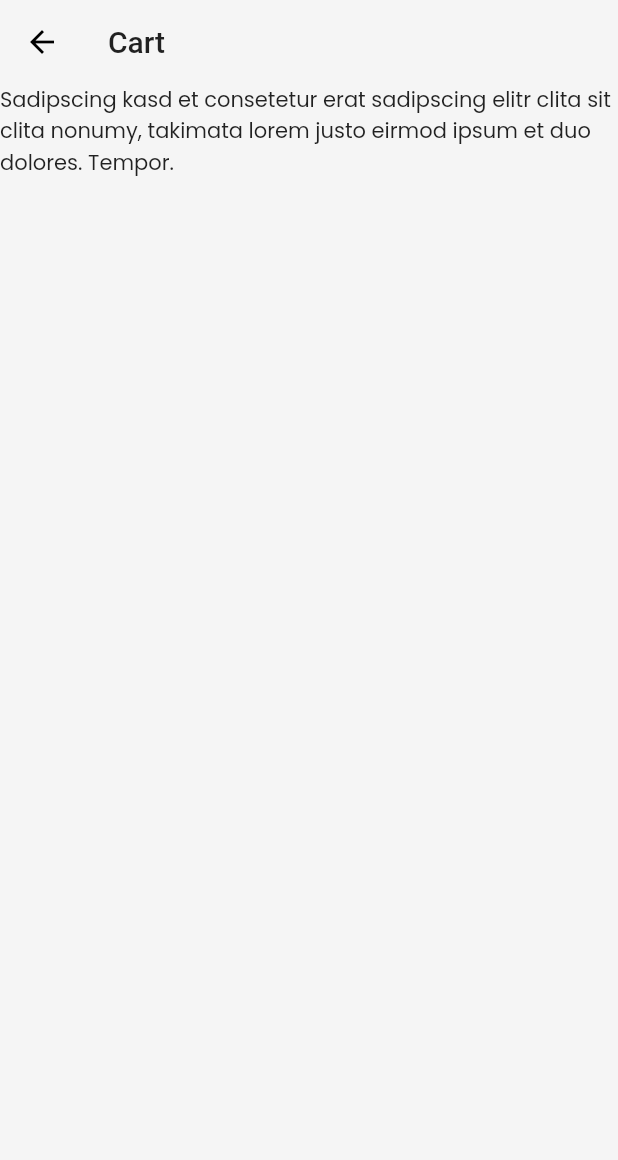
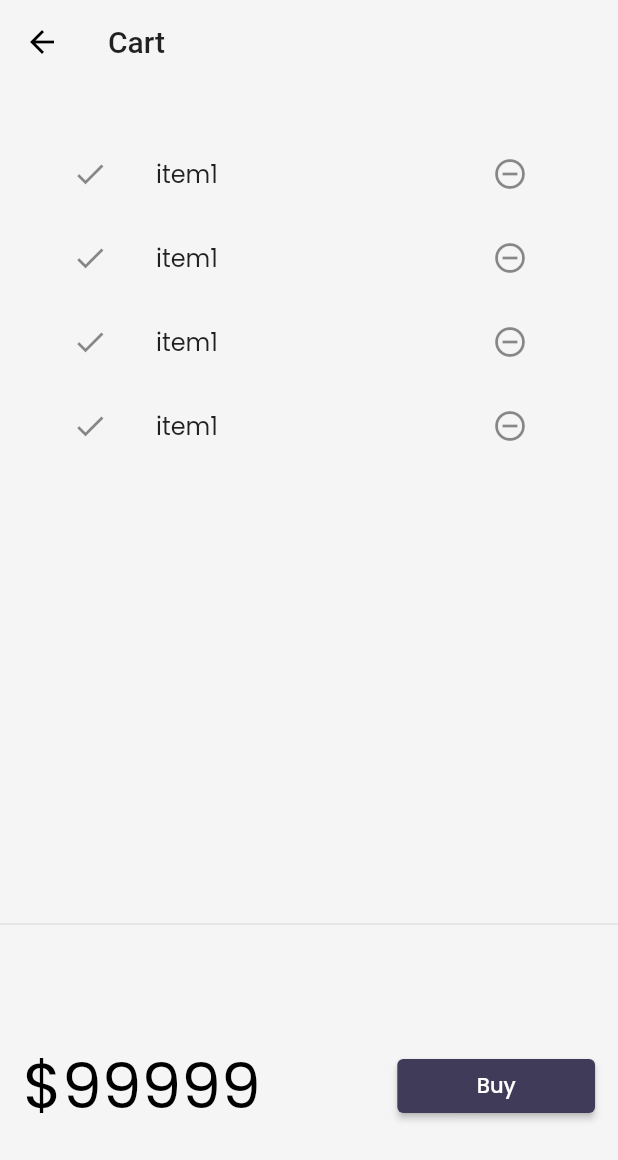
Before and after one commit to PrarthanaBhatt/30DaysOfFlutter, a Flutter app: the CartPage screen opened by its route, on a phone screen of 412 x 824 dp. Shown: the top 1160 px of the screen. Run offline on Flutter 3.47's test engine with Material 2 defaults, Android fonts, the phone set to English and light mode, and no system bars; our stand-ins replace google_fonts, velocity_x; network calls fail.

Commit message:
day20 Placeholder | Cart Page

```diff
--- a/lib/main.dart
+++ b/lib/main.dart
@@ -19,7 +19,7 @@ class MyApp extends StatelessWidget {
       themeMode: ThemeMode.system,
       theme: MyTheme.lightTheme(context),
       darkTheme: MyTheme.darkTheme(context),
-      initialRoute: MyRoutes.loginRoute,
+      initialRoute: MyRoutes.homeRoute,
       routes: {
         "/": (context) => const LoginPage(),
         MyRoutes.homeRoute: (context) => const HomePage(),
--- a/lib/pages/cart_page.dart
+++ b/lib/pages/cart_page.dart
@@ -2,8 +2,10 @@ import 'package:flutter/material.dart';
 import 'package:flutter_catalog/widgets/themes.dart';
 import 'package:velocity_x/src/extensions/context_ext.dart';
 import 'package:velocity_x/src/extensions/string_ext.dart';
+import 'package:velocity_x/velocity_x.dart';
+
 class CartPage extends StatelessWidget {
-  const CartPage({ Key? key }) : super(key: key);
+  const CartPage({Key? key}) : super(key: key);
 
   @override
   Widget build(BuildContext context) {
@@ -13,7 +15,64 @@ class CartPage extends StatelessWidget {
         backgroundColor: Colors.transparent,
         title: "Cart".text.make(),
       ),
-      body: "Sadipscing kasd et consetetur erat sadipscing elitr clita sit clita nonumy, takimata lorem justo eirmod ipsum et duo dolores. Tempor.".text.make(),
+      body: Column(
+        children: [
+          const _CartList().p32().expand(),
+          Divider(),
+          _CartTotal(),
+        ],
+      ),
     );
   }
 }
+
+class _CartTotal extends StatelessWidget {
+  @override
+  Widget build(BuildContext context) {
+    // final _cart = CartModel();
+    return SizedBox(
+      height: 200,
+      child: Row(
+        mainAxisAlignment: MainAxisAlignment.spaceAround,
+        children: [
+          "\$99999".text.xl5.color(context.theme.accentColor).make(),
+          30.widthBox,
+          ElevatedButton(
+            onPressed: () {
+              ScaffoldMessenger.of(context).showSnackBar(SnackBar(
+                content: "Buying not supported yet.".text.make(),
+              ));
+            },
+            style: ButtonStyle(
+                backgroundColor:
+                    MaterialStateProperty.all(context.theme.buttonColor)),
+            child: "Buy".text.white.make(),
+          ).w32(context)
+        ],
+      ),
+    );
+  }
+}
+
+class _CartList extends StatefulWidget {
+  const _CartList({Key? key}) : super(key: key);
+
+  @override
+  __CartListState createState() => __CartListState();
+}
+
+class __CartListState extends State<_CartList> {
+  @override
+  Widget build(BuildContext context) {
+    return ListView.builder(
+        itemCount: 4,
+        itemBuilder: (context, index) => ListTile(
+              leading: const Icon(Icons.done),
+              trailing: IconButton(
+                icon:const Icon(Icons.remove_circle_outline),
+                onPressed: () {},
+              ),
+              title: "item1".text.make(),
+            ));
+  }
+}
--- a/lib/widgets/home_widgets/catalog_list.dart
+++ b/lib/widgets/home_widgets/catalog_list.dart
@@ -18,8 +18,7 @@ class CatalogList extends StatelessWidget {
                 context,
                 MaterialPageRoute(
                     builder: (context) => HomeDetailsPage(
-                          // catalog: catalog,
-                            catalog: CatalogModel.getById(2),
+                          catalog: catalog,
                         ))),
             child: CatalogItem(catalog: catalog));
       },
--- a/lib/widgets/themes.dart
+++ b/lib/widgets/themes.dart
@@ -9,7 +9,7 @@ class MyTheme {
       cardColor: Colors.white,
       canvasColor: creamColor,
       buttonColor: darkBluishColor,
-      accentColor: Colors.white,
+      accentColor: Colors.black,
       appBarTheme: AppBarTheme(
         color: Colors.white,
         elevation: 0.0,
```
